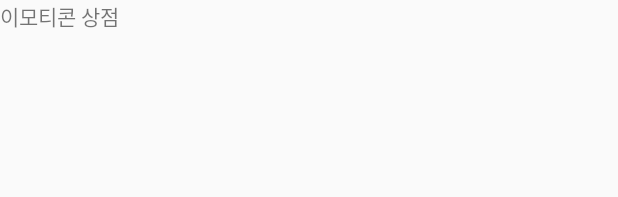
After one commit to dogdduddy/Scheduler, an Android app: the layout activity_shop.xml on its own in the app's theme, with its tools: preview values and no code run, on a phone screen of 412 x 824 dp. The commit adds this screen. Shown: the top 197 px of the screen. Run offline under Robolectric (Android 15) with nearby library versions, the phone set to English and light mode, and no system bars.

```diff
--- a/app/src/main/AndroidManifest.xml
+++ b/app/src/main/AndroidManifest.xml
@@ -9,7 +9,8 @@
         android:roundIcon="@mipmap/ic_launcher_round"
         android:supportsRtl="true"
         android:theme="@style/Theme.AppCompat.Light.NoActionBar">
-        <activity android:name=".Profile"></activity>
+        <activity android:name=".Shop"></activity>
+        <activity android:name=".Profile" />
         <activity android:name=".MainActivity">
             <intent-filter>
                 <action android:name="android.intent.action.MAIN" />
--- /dev/null
+++ b/app/src/main/res/layout/activity_shop.xml
@@ -0,0 +1,18 @@
+<?xml version="1.0" encoding="utf-8"?>
+<androidx.constraintlayout.widget.ConstraintLayout xmlns:android="http://schemas.android.com/apk/res/android"
+    xmlns:app="http://schemas.android.com/apk/res-auto"
+    xmlns:tools="http://schemas.android.com/tools"
+    android:layout_width="match_parent"
+    android:layout_height="match_parent"
+    tools:context=".Shop">
+
+    <TextView
+        android:layout_width="wrap_content"
+        android:layout_height="wrap_content"
+        app:layout_constraintTop_toTopOf="parent"
+        app:layout_constraintTop_toBottomOf="parent"
+        app:layout_constraintStart_toStartOf="parent"
+        android:text="이모티콘 상점"
+         />
+
+</androidx.constraintlayout.widget.ConstraintLayout>
```
Also changed, not shown: app/src/main/java/com/example/scheduler/MainActivity.java (+71 -5 lines), app/src/main/java/com/example/scheduler/Shop.java (added, +14 -0 lines), app/src/main/res/drawable/ic_baseline_arrow_back_ios_new_24.xml (added, +10 -0 lines), app/src/main/res/layout/activity_main.xml (+8 -4 lines), app/src/main/res/menu/popupmenu.xml (+18 -14 lines).
